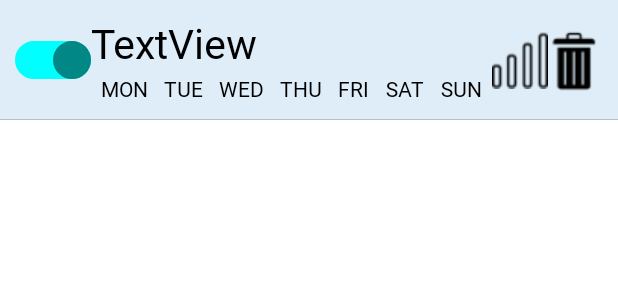
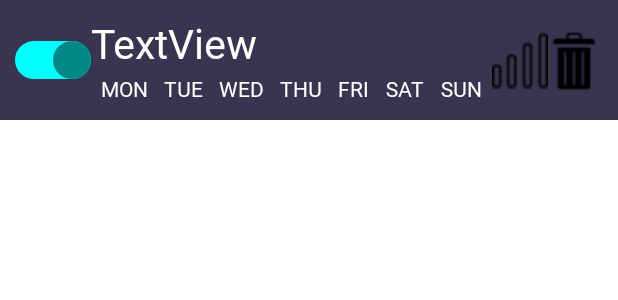
Before and after one commit to mmol93/EasyO_Alarm1-2, an Android app: the layout mainalarm_raw.xml on its own in the app's theme, with its tools: preview values and no code run, on a phone screen of 412 x 824 dp. Shown: the top 300 px of the screen. Run offline under Robolectric (Android 15) with nearby library versions, the light colour scheme and no system bars.

Commit message:
buiding new desgin for all recyclerView from figma

```diff
--- a/app/src/main/res/layout/activity_main.xml
+++ b/app/src/main/res/layout/activity_main.xml
@@ -2,7 +2,7 @@
 <RelativeLayout xmlns:android="http://schemas.android.com/apk/res/android"
     xmlns:app="http://schemas.android.com/apk/res-auto"
     xmlns:tools="http://schemas.android.com/tools"
-    android:background="@color/itemBackground"
+    android:background="@drawable/new_main_background"
     android:layout_width="match_parent"
     android:layout_height="match_parent"
     tools:context=".MainActivity" >
@@ -12,6 +12,7 @@
         android:layout_width="match_parent"
         android:layout_height="wrap_content"
         app:adSize="BANNER"
+        android:background="@drawable/new_main_background"
         app:adUnitId="@string/MainBannerID">
 
     </com.google.android.gms.ads.AdView>
--- a/app/src/main/res/layout/fragment_alarm.xml
+++ b/app/src/main/res/layout/fragment_alarm.xml
@@ -4,7 +4,7 @@
     android:layout_width="match_parent"
     android:layout_height="match_parent"
     xmlns:app="http://schemas.android.com/apk/res-auto"
-    android:background="@color/backgroundColor"
+    android:background="@color/new_alarm_background"
     android:orientation="vertical">
 
     <TextView
--- a/app/src/main/res/layout/mainalarm_raw.xml
+++ b/app/src/main/res/layout/mainalarm_raw.xml
@@ -5,7 +5,7 @@
     android:orientation="horizontal" android:layout_width="match_parent"
     android:id="@+id/row_GroupView"
     android:padding="10dp"
-    android:background="@drawable/under_edge"
+    android:background="@color/new_alarmItem_background"
     android:layout_height="wrap_content">
 
     <Switch
@@ -32,7 +32,7 @@
             android:layout_weight="1"
             android:fontFamily="@font/nanumgothicbold"
             android:textSize="27dp"
-            android:textColor="@color/black"
+            android:textColor="@color/white"
             android:text="TextView" />
 
         <LinearLayout
@@ -49,14 +49,14 @@
                 android:fontFamily="@font/nanumgothic"
                 android:gravity="center"
                 android:text="@string/week_mon"
-                android:textColor="@color/black" />
+                android:textColor="@color/white" />
 
             <TextView
                 android:id="@+id/row_tues"
                 android:layout_width="wrap_content"
                 android:layout_height="wrap_content"
                 android:fontFamily="@font/nanumgothic"
-                android:textColor="@color/black"
+                android:textColor="@color/white"
                 android:layout_weight="1"
                 android:gravity="center"
                 android:text="@string/week_tue" />
@@ -67,7 +67,7 @@
                 android:layout_height="wrap_content"
                 android:layout_weight="1"
                 android:fontFamily="@font/nanumgothic"
-                android:textColor="@color/black"
+                android:textColor="@color/white"
                 android:gravity="center"
                 android:text="@string/week_wed" />
 
@@ -76,7 +76,7 @@
                 android:layout_width="wrap_content"
                 android:layout_height="wrap_content"
                 android:fontFamily="@font/nanumgothic"
-                android:textColor="@color/black"
+                android:textColor="@color/white"
                 android:layout_weight="1"
                 android:gravity="center"
                 android:text="@string/week_thur" />
@@ -86,7 +86,7 @@
                 android:layout_width="wrap_content"
                 android:layout_height="wrap_content"
                 android:fontFamily="@font/nanumgothic"
-                android:textColor="@color/black"
+                android:textColor="@color/white"
                 android:layout_weight="1"
                 android:gravity="center"
                 android:text="@string/week_fri" />
@@ -96,7 +96,7 @@
                 android:layout_width="wrap_content"
                 android:layout_height="wrap_content"
                 android:fontFamily="@font/nanumgothic"
-                android:textColor="@color/black"
+                android:textColor="@color/white"
                 android:layout_weight="1"
                 android:gravity="center"
                 android:text="@string/week_sat" />
@@ -106,7 +106,7 @@
                 android:layout_width="wrap_content"
                 android:layout_height="wrap_content"
                 android:fontFamily="@font/nanumgothic"
-                android:textColor="@color/black"
+                android:textColor="@color/white"
                 android:layout_weight="1"
                 android:gravity="center"
                 android:text="@string/week_sun" />
--- a/app/src/main/res/values/colors.xml
+++ b/app/src/main/res/values/colors.xml
@@ -17,4 +17,6 @@
     <color name="Orange">#FFC000</color>
     <color name="Space_Purple">#CEABFA</color>
     <color name="raw_color">#173B0B</color>
+    <color name="new_alarmItem_background">#393550</color>
+    <color name="new_alarm_background">#070417</color>
 </resources>
```
Also changed, not shown: app/src/main/res/drawable/new_main_background.xml (added, +11 -0 lines).
